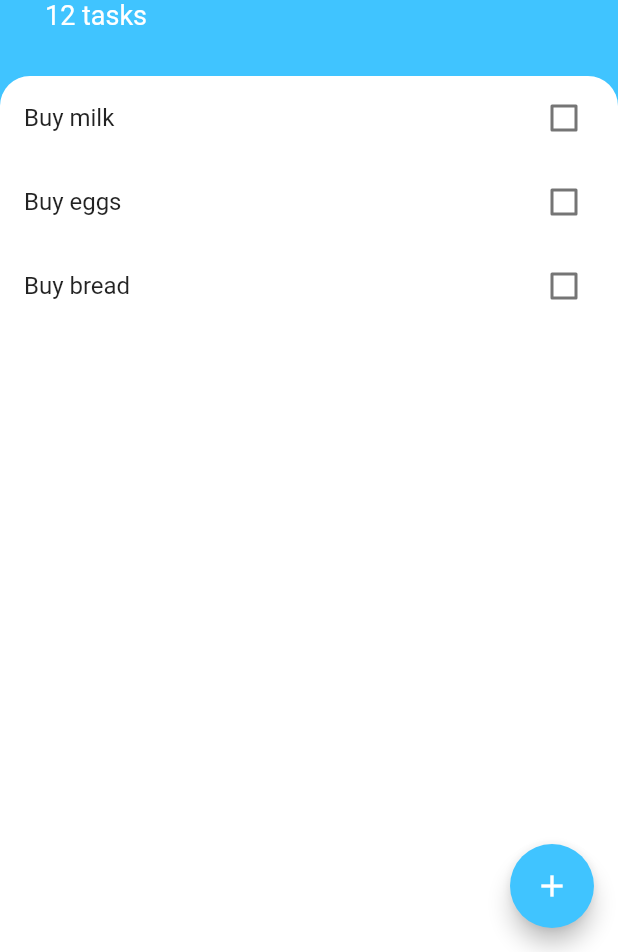
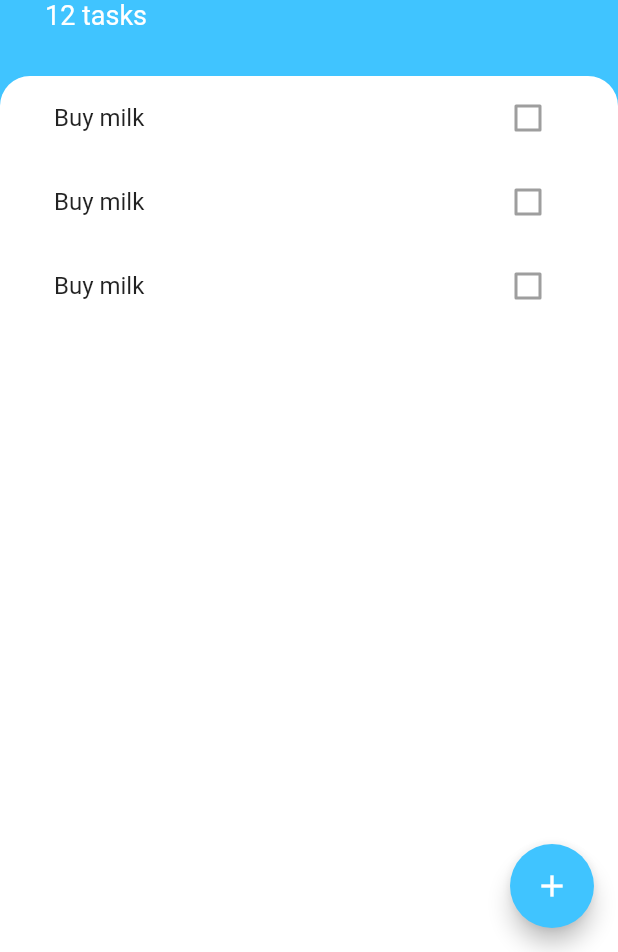
Before and after one commit to Rossitto/Flutter_Todoey, a Flutter app: the screen it shows after launch, on a phone screen of 412 x 824 dp, the part 284-1236 px from its top. Run offline on Flutter 3.47's test engine with Material 2 defaults, Android fonts, the phone set to English and light mode, and no system bars.

Commit message:
Extracted TasksList and TasksTile widget

```diff
--- a/lib/screens/tasks_screen.dart
+++ b/lib/screens/tasks_screen.dart
@@ -1,4 +1,5 @@
 import 'package:flutter/material.dart';
+import 'package:todoey_flutter/widgets/tasks_list.dart';
 
 bool checkBoxIsChecked = false;
 
@@ -57,6 +58,7 @@ class _TasksScreenState extends State<TasksScreen> {
           ),
           Expanded(
             child: Container(
+              padding: EdgeInsets.symmetric(horizontal: 20),
               decoration: BoxDecoration(
                 color: Colors.white,
                 borderRadius: BorderRadius.only(
@@ -64,37 +66,7 @@ class _TasksScreenState extends State<TasksScreen> {
                   topLeft: Radius.circular(20),
                 ),
               ),
-              child: ListView(
-                children: <Widget>[
-                  CheckboxListTile(
-                    title: Text('Buy milk'),
-                    value: checkBoxIsChecked,
-                    onChanged: (bool value) {
-                      setState(() {
-                        checkBoxIsChecked = !checkBoxIsChecked;
-                      });
-                    },
-                  ),
-                  CheckboxListTile(
-                    title: Text('Buy eggs'),
-                    value: checkBoxIsChecked,
-                    onChanged: (bool value) {
-                      setState(() {
-                        checkBoxIsChecked = !checkBoxIsChecked;
-                      });
-                    },
-                  ),
-                  CheckboxListTile(
-                    title: Text('Buy bread'),
-                    value: checkBoxIsChecked,
-                    onChanged: (bool value) {
-                      setState(() {
-                        checkBoxIsChecked = !checkBoxIsChecked;
-                      });
-                    },
-                  ),
-                ],
-              ),
+              child: TasksList(),
             ),
           ),
         ],
--- /dev/null
+++ b/lib/widgets/tasks_list.dart
@@ -0,0 +1,15 @@
+import 'package:flutter/material.dart';
+import 'tasks_tile.dart';
+
+class TasksList extends StatelessWidget {
+  @override
+  Widget build(BuildContext context) {
+    return ListView(
+      children: <Widget>[
+        TasksTile(),
+        TasksTile(),
+        TasksTile(),
+      ],
+    );
+  }
+}
--- /dev/null
+++ b/lib/widgets/tasks_tile.dart
@@ -0,0 +1,13 @@
+import 'package:flutter/material.dart';
+
+class TasksTile extends StatelessWidget {
+  @override
+  Widget build(BuildContext context) {
+    return ListTile(
+      title: Text('Buy milk'),
+      trailing: Checkbox(
+        value: false,
+      ),
+    );
+  }
+}
```
